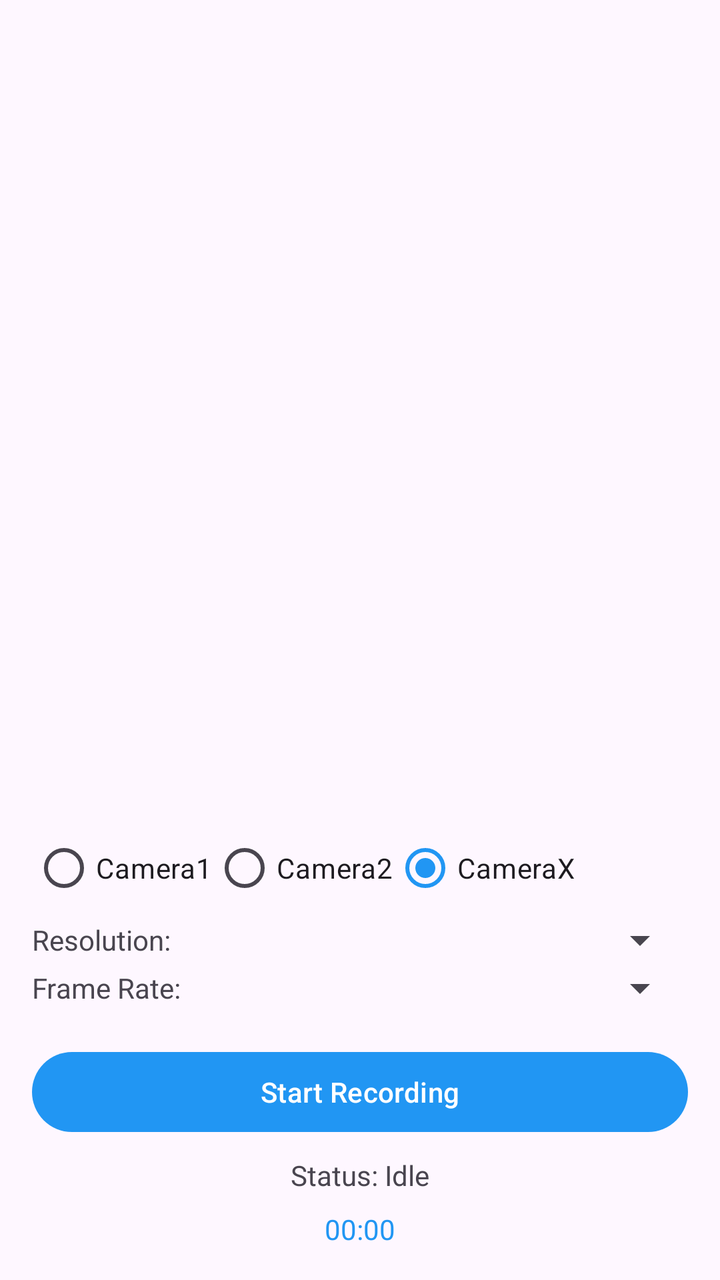
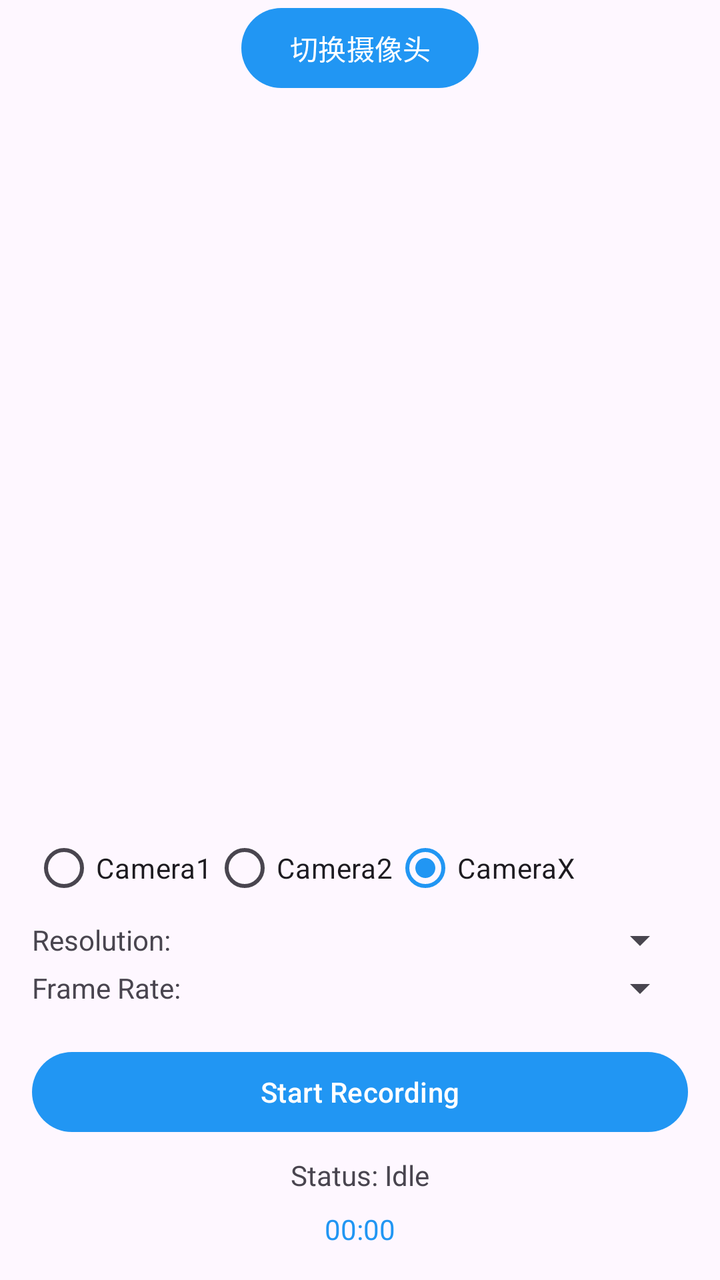

Before-and-after screenshots of an Android layout around one commit, followed by the original layout XML and the change that was made.
<!-- AndroidManifest.xml: application theme Theme.MyCamera -->
<!-- res/layout/activity_video_record.xml -->
<?xml version="1.0" encoding="utf-8"?>
<androidx.constraintlayout.widget.ConstraintLayout xmlns:android="http://schemas.android.com/apk/res/android"
    xmlns:app="http://schemas.android.com/apk/res-auto"
    xmlns:tools="http://schemas.android.com/tools"
    android:layout_width="match_parent"
    android:layout_height="match_parent"
    tools:context=".record.VideoRecordActivity">

    <FrameLayout
        android:id="@+id/fragment_container"
        android:layout_width="match_parent"
        android:layout_height="0dp"
        app:layout_constraintTop_toTopOf="parent"
        app:layout_constraintBottom_toTopOf="@+id/controlsLayout" />

    <LinearLayout
        android:id="@+id/controlsLayout"
        android:layout_width="match_parent"
        android:layout_height="wrap_content"
        android:orientation="vertical"
        android:padding="16dp"
        app:layout_constraintBottom_toBottomOf="parent">

        <RadioGroup
            android:id="@+id/apiRadioGroup"
            android:layout_width="match_parent"
            android:layout_height="wrap_content"
            android:orientation="horizontal">

            <RadioButton
                android:id="@+id/camera1RadioButton"
                android:layout_width="wrap_content"
                android:layout_height="wrap_content"
                android:text="Camera1"/>

            <RadioButton
                android:id="@+id/camera2RadioButton"
                android:layout_width="wrap_content"
                android:layout_height="wrap_content"
                android:text="Camera2"/>

            <RadioButton
                android:id="@+id/cameraXRadioButton"
                android:layout_width="wrap_content"
                android:layout_height="wrap_content"
                android:text="CameraX"
                android:checked="true"/>
        </RadioGroup>

        <LinearLayout
            android:layout_width="match_parent"
            android:layout_height="wrap_content"
            android:orientation="horizontal"
            android:gravity="center_vertical">

            <TextView
                android:layout_width="wrap_content"
                android:layout_height="wrap_content"
                android:text="Resolution:"/>

            <Spinner
                android:id="@+id/resolutionSpinner"
                android:layout_width="0dp"
                android:layout_height="wrap_content"
                android:layout_weight="1"/>
        </LinearLayout>

        <LinearLayout
            android:layout_width="match_parent"
            android:layout_height="wrap_content"
            android:orientation="horizontal"
            android:gravity="center_vertical">

            <TextView
                android:layout_width="wrap_content"
                android:layout_height="wrap_content"
                android:text="Frame Rate:"/>

            <Spinner
                android:id="@+id/fpsSpinner"
                android:layout_width="0dp"
                android:layout_height="wrap_content"
                android:layout_weight="1"/>
        </LinearLayout>

        <Button
            android:id="@+id/recordButton"
            android:layout_width="match_parent"
            android:layout_height="wrap_content"
            android:layout_marginTop="16dp"
            android:text="Start Recording"/>

        <TextView
            android:id="@+id/statusTextView"
            android:layout_width="match_parent"
            android:layout_height="wrap_content"
            android:layout_marginTop="8dp"
            android:gravity="center"
            android:text="Status: Idle"/>

        <TextView
            android:id="@+id/timeTextView"
            android:layout_width="match_parent"
            android:layout_height="wrap_content"
            android:layout_marginTop="8dp"
            android:gravity="center"
            android:text="00:00"
            android:textColor="@color/camera_primary"/>

    </LinearLayout>

</androidx.constraintlayout.widget.ConstraintLayout>
<!-- resources referenced by this layout -->
<resources>
  <color name="camera_primary">#2196F3</color>
  <style name="Theme.MyCamera" parent="Base.Theme.MyCamera" />
  <style name="Base.Theme.MyCamera" parent="Theme.Material3.DayNight.NoActionBar">
          
          <item name="colorPrimary">@color/camera_primary</item>
          <item name="colorPrimaryDark">@color/camera_primary_dark</item>
          <item name="colorAccent">@color/camera_accent</item>
  
          
          <item name="android:windowFullscreen">true</item>
          <item name="android:windowContentOverlay">@null</item>
          <item name="android:windowTranslucentStatus">true</item>
          <item name="android:windowTranslucentNavigation">true</item>
  
          
          <item name="android:keepScreenOn">true</item>
      </style>
  <color name="camera_primary_dark">#1976D2</color>
  <color name="camera_accent">#FF4081</color>
</resources>

<!-- the commit's change to res/layout/activity_video_record.xml (unified diff, before → after) -->
@@ -6,11 +6,21 @@
     android:layout_height="match_parent"
     tools:context=".record.VideoRecordActivity">
 
+    
+    <Button
+        android:id="@+id/switchCameraButton"
+        android:layout_width="wrap_content"
+        android:layout_height="wrap_content"
+        app:layout_constraintTop_toTopOf="parent"
+        app:layout_constraintLeft_toLeftOf="parent"
+        app:layout_constraintRight_toRightOf="parent"
+        android:text="切换摄像头" />
+
     <FrameLayout
         android:id="@+id/fragment_container"
         android:layout_width="match_parent"
         android:layout_height="0dp"
-        app:layout_constraintTop_toTopOf="parent"
+        app:layout_constraintTop_toBottomOf="@+id/switchCameraButton"
         app:layout_constraintBottom_toTopOf="@+id/controlsLayout" />
 
     <LinearLayout
